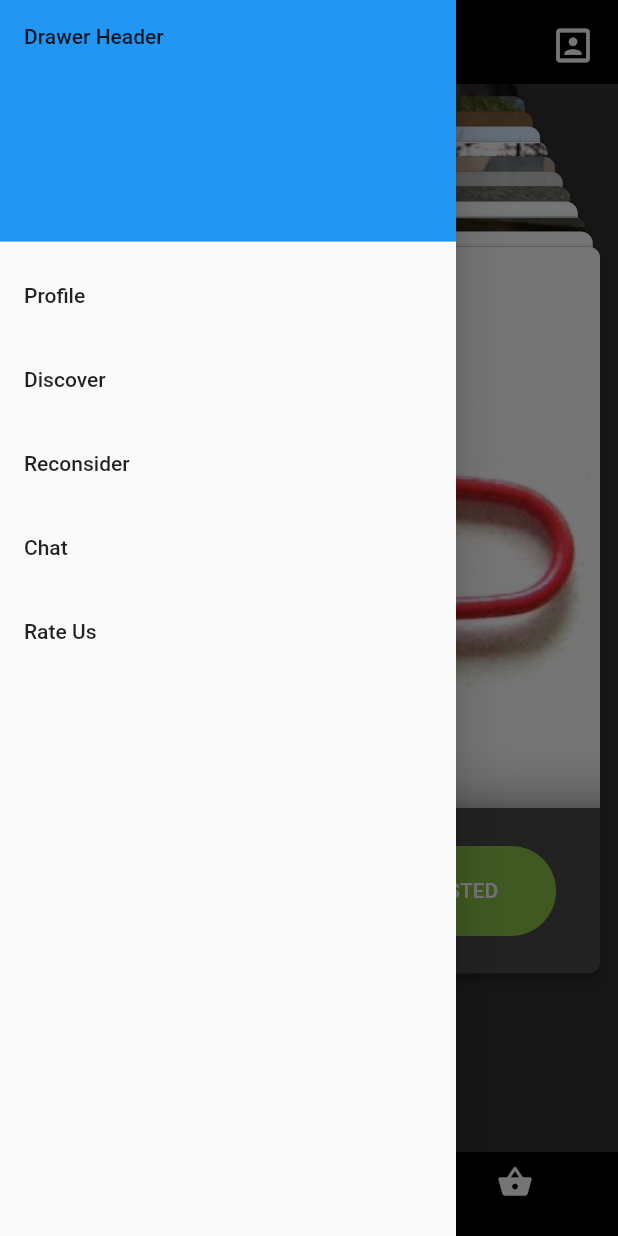
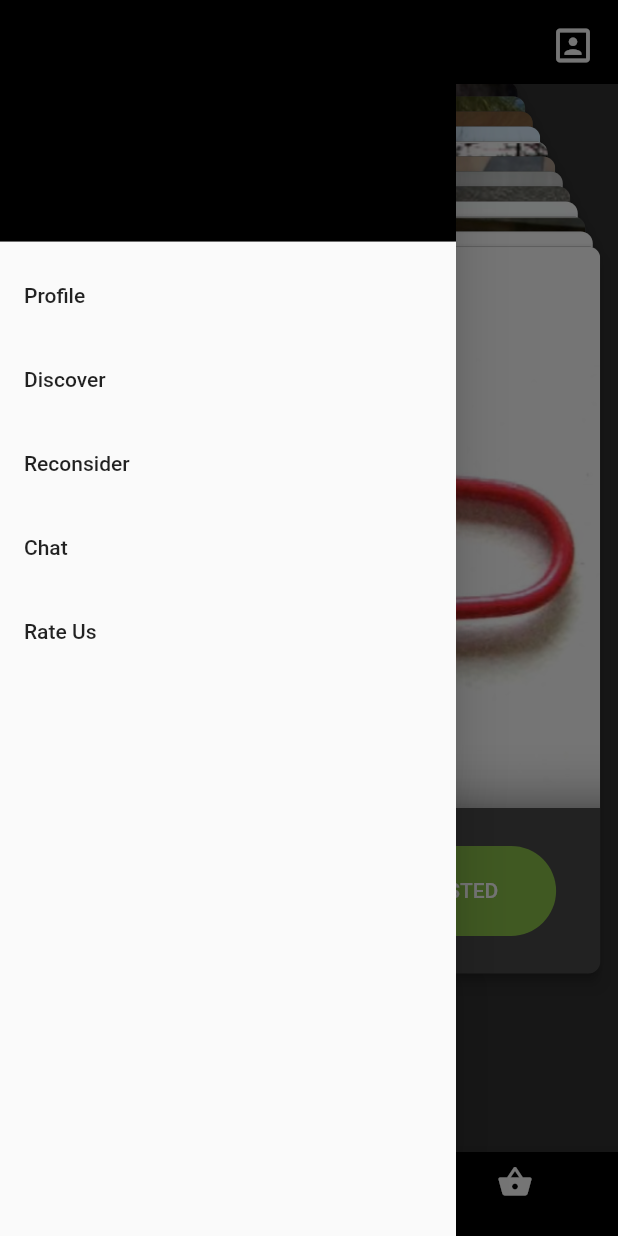
Before and after one commit to yashugarg/bartery, a Flutter app: the screen it shows after launch, with the side drawer open, on a phone screen of 412 x 824 dp. Run offline on Flutter 3.47's test engine with Material 2 defaults, Android fonts, the light colour scheme and no system bars.

Commit message:
drawaer color

```diff
--- a/lib/SwipeAnimation/dummyCard.dart
+++ b/lib/SwipeAnimation/dummyCard.dart
@@ -70,7 +70,7 @@ Positioned cardDemoDummy(
                           width: 130.0,
                           alignment: Alignment.center,
                           decoration: new BoxDecoration(
-                            color: Colors.cyan,
+                            color: Colors.lightGreen,
                             borderRadius: new BorderRadius.circular(60.0),
                           ),
                           child: new Text(
--- a/lib/SwipeAnimation/index.dart
+++ b/lib/SwipeAnimation/index.dart
@@ -119,21 +119,6 @@ class CardDemoState extends State<CardDemo> with TickerProviderStateMixin {
   int _selectedIndex = 0;
   static const TextStyle optionStyle =
       TextStyle(fontSize: 30, fontWeight: FontWeight.bold);
-  static const List<Widget> _widgetOptions = <Widget>[
-    Text(
-      'Index 0: Discover',
-      style: optionStyle,
-    ),
-    Text(
-      'Index 1: Chat',
-      style: optionStyle,
-    ),
-    Text(
-      'Index 2: Reconsider',
-      style: optionStyle,
-    ),
-  ];
-
   void _onItemTapped(int index) {
     setState(() {
       _selectedIndex = index;
@@ -158,9 +143,9 @@ class CardDemoState extends State<CardDemo> with TickerProviderStateMixin {
           padding: EdgeInsets.zero,
           children: <Widget>[
             DrawerHeader(
-              child: Text('Drawer Header'),
+              child: Text('Header'),
               decoration: BoxDecoration(
-                color: Colors.blue,
+                color: Colors.black,
               ),
             ),
             ListTile(
@@ -211,7 +196,6 @@ class CardDemoState extends State<CardDemo> with TickerProviderStateMixin {
           ],
         ),
       ),
-
       appBar: new AppBar(
         elevation: 0.0,
         backgroundColor: Colors.black,
@@ -299,12 +283,6 @@ class CardDemoState extends State<CardDemo> with TickerProviderStateMixin {
             : new Text("No Products Left",
                 style: new TextStyle(color: Colors.white, fontSize: 35.0)),
       ),
-      //   appBar: AppBar(
-      //   title: const Text('BottomNavigationBar Sample'),
-      // ),
-      //   body: Center(
-      //   child: _widgetOptions.elementAt(_selectedIndex),
-      // ),
       bottomNavigationBar: BottomNavigationBar(
         backgroundColor: Colors.black,
         items: const <BottomNavigationBarItem>[
```
Also changed, not shown: pubspec.lock, 2 other files.
